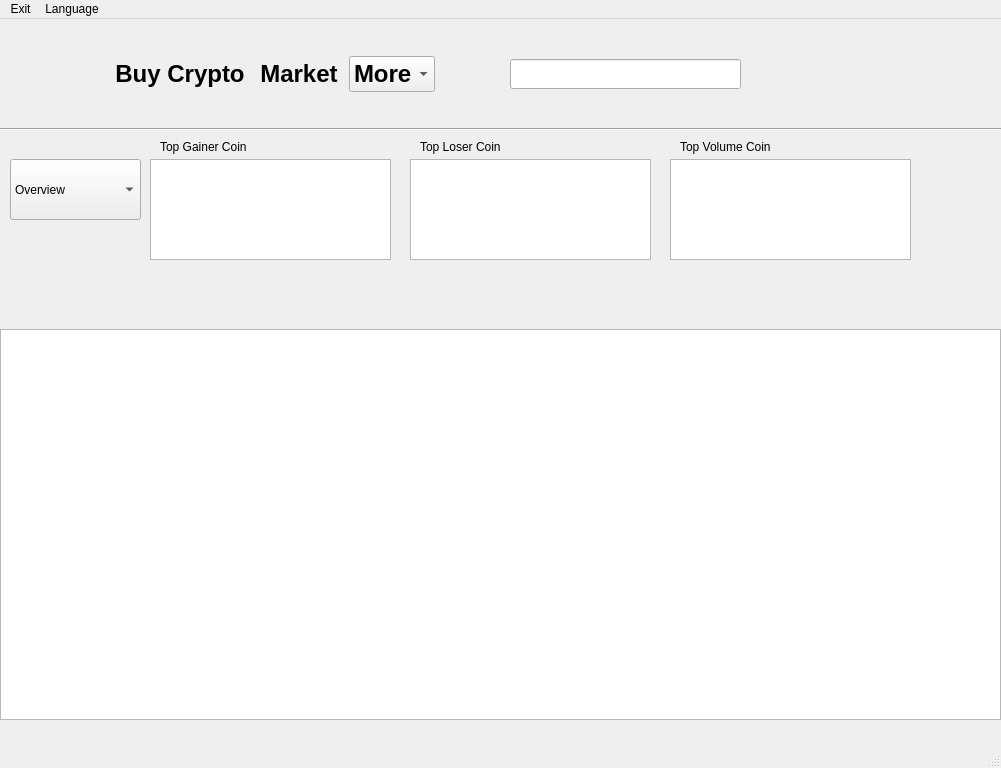
This is p2p_arbitration_app/mainwindow.ui in Boodeyman/p2p_arbitration as Qt 5 draws it before an edit. The edited form follows.
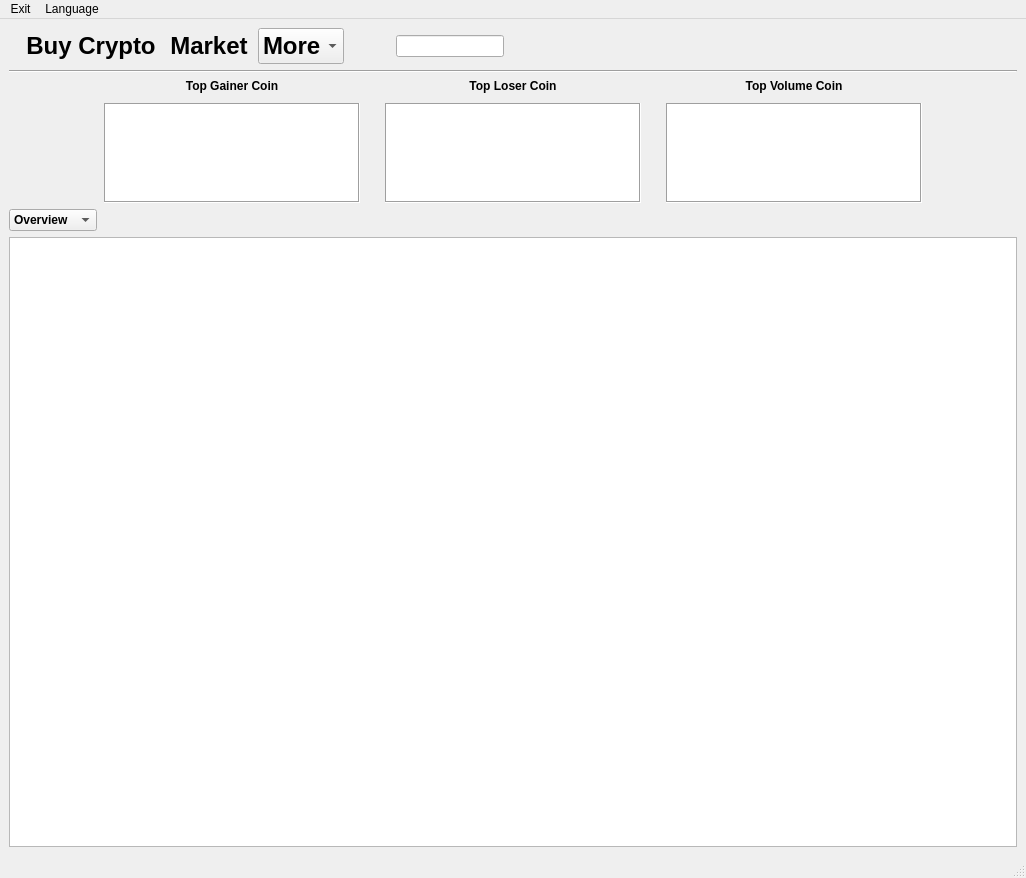
This is the edited form. Icons and pictures are not drawn.

Commit message: MainWindow full screen scalig added

The edit to the form file:
```diff
--- a/p2p_arbitration_app/mainwindow.ui
+++ b/p2p_arbitration_app/mainwindow.ui
@@ -6,8 +6,8 @@
    <rect>
     <x>0</x>
     <y>0</y>
-    <width>1001</width>
-    <height>768</height>
+    <width>1026</width>
+    <height>878</height>
    </rect>
   </property>
   <property name="sizePolicy">
@@ -42,56 +42,33 @@
    <enum>Qt::LeftToRight</enum>
   </property>
   <widget class="QWidget" name="centralwidget">
-   <widget class="QTableWidget" name="tableWidget">
-    <property name="geometry">
-     <rect>
-      <x>0</x>
-      <y>310</y>
-      <width>1001</width>
-      <height>391</height>
-     </rect>
-    </property>
-    <property name="sizePolicy">
-     <sizepolicy hsizetype="Fixed" vsizetype="Fixed">
-      <horstretch>0</horstretch>
-      <verstretch>0</verstretch>
-     </sizepolicy>
-    </property>
-    <property name="mouseTracking">
-     <bool>true</bool>
-    </property>
-    <property name="showGrid">
-     <bool>false</bool>
-    </property>
-    <property name="gridStyle">
-     <enum>Qt::NoPen</enum>
-    </property>
-    <attribute name="horizontalHeaderVisible">
-     <bool>true</bool>
-    </attribute>
-    <attribute name="horizontalHeaderCascadingSectionResizes">
-     <bool>false</bool>
-    </attribute>
-    <attribute name="horizontalHeaderHighlightSections">
-     <bool>false</bool>
-    </attribute>
-    <attribute name="verticalHeaderVisible">
-     <bool>true</bool>
-    </attribute>
-   </widget>
-   <widget class="QWidget" name="horizontalLayoutWidget">
-    <property name="geometry">
-     <rect>
-      <x>110</x>
-      <y>13</y>
-      <width>326</width>
-      <height>84</height>
-     </rect>
-    </property>
+   <layout class="QGridLayout" name="gridLayout_2">
+    <item row="0" column="0">
+     <layout class="QHBoxLayout" name="horizontalLayout_3">
+      <item>
     <layout class="QHBoxLayout" name="horizontalLayout">
      <property name="sizeConstraint">
       <enum>QLayout::SetDefaultConstraint</enum>
      </property>
+        <item>
+         <widget class="QLabel" name="label">
+          <property name="maximumSize">
+           <size>
+            <width>90</width>
+            <height>90</height>
+           </size>
+          </property>
+          <property name="text">
+           <string/>
+          </property>
+          <property name="pixmap">
+           <pixmap resource="resources.qrc">:/icons/icons/icon_of_app_1.png</pixmap>
+          </property>
+          <property name="scaledContents">
+           <bool>true</bool>
+          </property>
+         </widget>
+        </item>
      <item>
       <widget class="QPushButton" name="pushButton_2">
        <property name="sizePolicy">
@@ -180,46 +157,8 @@
        </item>
       </widget>
      </item>
-    </layout>
-   </widget>
-   <widget class="QPushButton" name="logoutButton">
-    <property name="geometry">
-     <rect>
-      <x>940</x>
-      <y>30</y>
-      <width>61</width>
-      <height>51</height>
-     </rect>
-    </property>
-    <property name="inputMethodHints">
-     <set>Qt::ImhNone</set>
-    </property>
-    <property name="text">
-     <string/>
-    </property>
-    <property name="icon">
-     <iconset resource="resources.qrc">
-      <normaloff>:/icons/icons/logout_1.png</normaloff>:/icons/icons/logout_1.png</iconset>
-    </property>
-    <property name="iconSize">
-     <size>
-      <width>30</width>
-      <height>30</height>
-     </size>
-    </property>
-    <property name="flat">
-     <bool>true</bool>
-    </property>
-   </widget>
+        <item>
    <widget class="QPushButton" name="hoverButton">
-    <property name="geometry">
-     <rect>
-      <x>450</x>
-      <y>30</y>
-      <width>51</width>
-      <height>51</height>
-     </rect>
-    </property>
     <property name="sizePolicy">
      <sizepolicy hsizetype="Preferred" vsizetype="Preferred">
       <horstretch>0</horstretch>
@@ -246,17 +185,11 @@
      <bool>true</bool>
     </property>
    </widget>
+        </item>
+        <item>
    <widget class="QLineEdit" name="lineEdit">
-    <property name="geometry">
-     <rect>
-      <x>510</x>
-      <y>40</y>
-      <width>231</width>
-      <height>30</height>
-     </rect>
-    </property>
     <property name="sizePolicy">
-     <sizepolicy hsizetype="Preferred" vsizetype="Preferred">
+           <sizepolicy hsizetype="Expanding" vsizetype="Fixed">
       <horstretch>0</horstretch>
       <verstretch>0</verstretch>
      </sizepolicy>
@@ -265,180 +198,384 @@
      <enum>Qt::LeftToRight</enum>
     </property>
    </widget>
-   <widget class="QLabel" name="label">
-    <property name="geometry">
-     <rect>
-      <x>10</x>
-      <y>10</y>
-      <width>90</width>
-      <height>90</height>
-     </rect>
-    </property>
+        </item>
+       </layout>
+      </item>
+      <item>
+       <spacer name="horizontalSpacer">
+        <property name="orientation">
+         <enum>Qt::Horizontal</enum>
+        </property>
+        <property name="sizeHint" stdset="0">
+         <size>
+          <width>40</width>
+          <height>20</height>
+         </size>
+        </property>
+       </spacer>
+      </item>
+      <item>
+       <layout class="QHBoxLayout" name="horizontalLayout_2">
+        <item>
+         <widget class="QPushButton" name="themeChange">
     <property name="text">
      <string/>
     </property>
-    <property name="pixmap">
-     <pixmap resource="resources.qrc">:/icons/icons/icon_of_app_1.png</pixmap>
-    </property>
-    <property name="scaledContents">
+          <property name="icon">
+           <iconset resource="resources.qrc">
+            <normaloff>:/icons/icons/dark.png</normaloff>:/icons/icons/dark.png</iconset>
+          </property>
+          <property name="iconSize">
+           <size>
+            <width>30</width>
+            <height>30</height>
+           </size>
+          </property>
+          <property name="flat">
      <bool>true</bool>
     </property>
    </widget>
+        </item>
+        <item>
+         <widget class="QPushButton" name="logoutButton">
+          <property name="inputMethodHints">
+           <set>Qt::ImhNone</set>
+          </property>
+          <property name="text">
+           <string/>
+          </property>
+          <property name="icon">
+           <iconset resource="resources.qrc">
+            <normaloff>:/icons/icons/logout_1.png</normaloff>:/icons/icons/logout_1.png</iconset>
+          </property>
+          <property name="iconSize">
+           <size>
+            <width>30</width>
+            <height>30</height>
+           </size>
+          </property>
+          <property name="flat">
+           <bool>true</bool>
+          </property>
+         </widget>
+        </item>
+       </layout>
+      </item>
+     </layout>
+    </item>
+    <item row="1" column="0">
    <widget class="Line" name="line">
-    <property name="geometry">
-     <rect>
-      <x>0</x>
-      <y>100</y>
-      <width>1001</width>
-      <height>20</height>
-     </rect>
-    </property>
     <property name="orientation">
      <enum>Qt::Horizontal</enum>
     </property>
    </widget>
-   <widget class="QComboBox" name="comboBox_2">
-    <property name="geometry">
-     <rect>
-      <x>10</x>
-      <y>140</y>
-      <width>131</width>
-      <height>61</height>
-     </rect>
-    </property>
-    <item>
-     <property name="text">
-      <string>Overview</string>
-     </property>
     </item>
-    <item>
-     <property name="text">
-      <string>Dynamics</string>
-     </property>
-    </item>
-   </widget>
-   <widget class="QTableWidget" name="topLosersWidget">
-    <property name="geometry">
-     <rect>
-      <x>410</x>
-      <y>140</y>
-      <width>241</width>
-      <height>101</height>
-     </rect>
-    </property>
-    <property name="showGrid">
-     <bool>false</bool>
-    </property>
-    <attribute name="horizontalHeaderVisible">
-     <bool>false</bool>
-    </attribute>
-    <attribute name="verticalHeaderVisible">
-     <bool>false</bool>
-    </attribute>
-   </widget>
-   <widget class="QTableWidget" name="topGainersWidget">
-    <property name="geometry">
-     <rect>
-      <x>150</x>
-      <y>140</y>
-      <width>241</width>
-      <height>101</height>
-     </rect>
-    </property>
-    <property name="showGrid">
-     <bool>false</bool>
-    </property>
-    <attribute name="horizontalHeaderVisible">
-     <bool>false</bool>
-    </attribute>
-    <attribute name="verticalHeaderVisible">
-     <bool>false</bool>
-    </attribute>
-   </widget>
-   <widget class="QTableWidget" name="topVolumeWidget">
-    <property name="geometry">
-     <rect>
-      <x>670</x>
-      <y>140</y>
-      <width>241</width>
-      <height>101</height>
-     </rect>
-    </property>
-    <property name="showGrid">
-     <bool>false</bool>
-    </property>
-    <attribute name="horizontalHeaderVisible">
-     <bool>false</bool>
-    </attribute>
-    <attribute name="verticalHeaderVisible">
-     <bool>false</bool>
-    </attribute>
-   </widget>
-   <widget class="QLabel" name="label_2">
-    <property name="geometry">
-     <rect>
-      <x>160</x>
-      <y>120</y>
-      <width>101</width>
-      <height>16</height>
-     </rect>
-    </property>
-    <property name="text">
-     <string>Top Gainer Coin</string>
-    </property>
-   </widget>
+    <item row="2" column="0">
+     <layout class="QGridLayout" name="gridLayout" rowstretch="0,0" columnstretch="0,0,0,0,0">
+      <property name="leftMargin">
+       <number>0</number>
+      </property>
+      <property name="topMargin">
+       <number>0</number>
+      </property>
+      <property name="horizontalSpacing">
+       <number>25</number>
+      </property>
+      <property name="verticalSpacing">
+       <number>10</number>
+      </property>
+      <item row="0" column="2">
    <widget class="QLabel" name="label_3">
-    <property name="geometry">
-     <rect>
-      <x>420</x>
-      <y>120</y>
-      <width>101</width>
-      <height>16</height>
-     </rect>
+        <property name="sizePolicy">
+         <sizepolicy hsizetype="Expanding" vsizetype="Preferred">
+          <horstretch>0</horstretch>
+          <verstretch>0</verstretch>
+         </sizepolicy>
+        </property>
+        <property name="font">
+         <font>
+          <bold>true</bold>
+         </font>
     </property>
     <property name="text">
      <string>Top Loser Coin</string>
     </property>
-   </widget>
+        <property name="alignment">
+         <set>Qt::AlignCenter</set>
+        </property>
+       </widget>
+      </item>
+      <item row="1" column="0">
+       <spacer name="horizontalSpacer_3">
+        <property name="orientation">
+         <enum>Qt::Horizontal</enum>
+        </property>
+        <property name="sizeHint" stdset="0">
+         <size>
+          <width>40</width>
+          <height>20</height>
+         </size>
+        </property>
+       </spacer>
+      </item>
+      <item row="0" column="1">
+       <widget class="QLabel" name="label_2">
+        <property name="sizePolicy">
+         <sizepolicy hsizetype="Expanding" vsizetype="Preferred">
+          <horstretch>0</horstretch>
+          <verstretch>0</verstretch>
+         </sizepolicy>
+        </property>
+        <property name="font">
+         <font>
+          <bold>true</bold>
+         </font>
+        </property>
+        <property name="layoutDirection">
+         <enum>Qt::LeftToRight</enum>
+        </property>
+        <property name="text">
+         <string>Top Gainer Coin</string>
+        </property>
+        <property name="alignment">
+         <set>Qt::AlignCenter</set>
+        </property>
+       </widget>
+      </item>
+      <item row="1" column="3">
+       <widget class="QTableWidget" name="topVolumeWidget">
+        <property name="sizePolicy">
+         <sizepolicy hsizetype="Expanding" vsizetype="Fixed">
+          <horstretch>0</horstretch>
+          <verstretch>0</verstretch>
+         </sizepolicy>
+        </property>
+        <property name="maximumSize">
+         <size>
+          <width>16777215</width>
+          <height>100</height>
+         </size>
+        </property>
+        <property name="frameShape">
+         <enum>QFrame::Box</enum>
+        </property>
+        <property name="showGrid">
+         <bool>false</bool>
+        </property>
+        <attribute name="horizontalHeaderVisible">
+         <bool>false</bool>
+        </attribute>
+        <attribute name="verticalHeaderVisible">
+         <bool>false</bool>
+        </attribute>
+       </widget>
+      </item>
+      <item row="0" column="3">
    <widget class="QLabel" name="label_4">
-    <property name="geometry">
-     <rect>
-      <x>680</x>
-      <y>120</y>
-      <width>101</width>
-      <height>16</height>
-     </rect>
+        <property name="sizePolicy">
+         <sizepolicy hsizetype="Expanding" vsizetype="Preferred">
+          <horstretch>0</horstretch>
+          <verstretch>0</verstretch>
+         </sizepolicy>
+        </property>
+        <property name="font">
+         <font>
+          <bold>true</bold>
+         </font>
     </property>
     <property name="text">
      <string>Top Volume Coin</string>
     </property>
-   </widget>
-   <widget class="QPushButton" name="themeChange">
-    <property name="geometry">
-     <rect>
-      <x>870</x>
-      <y>30</y>
-      <width>52</width>
-      <height>52</height>
-     </rect>
-    </property>
+        <property name="alignment">
+         <set>Qt::AlignCenter</set>
+        </property>
+       </widget>
+      </item>
+      <item row="1" column="2">
+       <widget class="QTableWidget" name="topLosersWidget">
+        <property name="sizePolicy">
+         <sizepolicy hsizetype="Expanding" vsizetype="Fixed">
+          <horstretch>0</horstretch>
+          <verstretch>0</verstretch>
+         </sizepolicy>
+        </property>
+        <property name="maximumSize">
+         <size>
+          <width>16777215</width>
+          <height>100</height>
+         </size>
+        </property>
+        <property name="frameShape">
+         <enum>QFrame::Box</enum>
+        </property>
+        <property name="showGrid">
+         <bool>false</bool>
+        </property>
+        <attribute name="horizontalHeaderVisible">
+         <bool>false</bool>
+        </attribute>
+        <attribute name="verticalHeaderVisible">
+         <bool>false</bool>
+        </attribute>
+       </widget>
+      </item>
+      <item row="1" column="1">
+       <widget class="QTableWidget" name="topGainersWidget">
+        <property name="sizePolicy">
+         <sizepolicy hsizetype="Expanding" vsizetype="Fixed">
+          <horstretch>0</horstretch>
+          <verstretch>0</verstretch>
+         </sizepolicy>
+        </property>
+        <property name="maximumSize">
+         <size>
+          <width>9999</width>
+          <height>100</height>
+         </size>
+        </property>
+        <property name="frameShape">
+         <enum>QFrame::Box</enum>
+        </property>
+        <property name="frameShadow">
+         <enum>QFrame::Sunken</enum>
+        </property>
+        <property name="lineWidth">
+         <number>1</number>
+        </property>
+        <property name="showGrid">
+         <bool>false</bool>
+        </property>
+        <attribute name="horizontalHeaderVisible">
+         <bool>false</bool>
+        </attribute>
+        <attribute name="verticalHeaderVisible">
+         <bool>false</bool>
+        </attribute>
+       </widget>
+      </item>
+      <item row="1" column="4">
+       <spacer name="horizontalSpacer_4">
+        <property name="orientation">
+         <enum>Qt::Horizontal</enum>
+        </property>
+        <property name="sizeHint" stdset="0">
+         <size>
+          <width>40</width>
+          <height>20</height>
+         </size>
+        </property>
+       </spacer>
+      </item>
+     </layout>
+    </item>
+    <item row="3" column="0">
+     <layout class="QHBoxLayout" name="horizontalLayout_7">
+      <item>
+       <widget class="QComboBox" name="comboBox_2">
+        <property name="sizePolicy">
+         <sizepolicy hsizetype="Fixed" vsizetype="Fixed">
+          <horstretch>0</horstretch>
+          <verstretch>0</verstretch>
+         </sizepolicy>
+        </property>
+        <property name="font">
+         <font>
+          <bold>true</bold>
+         </font>
+        </property>
+        <property name="frame">
+         <bool>true</bool>
+        </property>
+        <item>
     <property name="text">
-     <string/>
-    </property>
-    <property name="icon">
-     <iconset resource="resources.qrc">
-      <normaloff>:/icons/icons/dark.png</normaloff>:/icons/icons/dark.png</iconset>
-    </property>
-    <property name="iconSize">
+          <string>Overview</string>
+         </property>
+        </item>
+        <item>
+         <property name="text">
+          <string>Dynamics</string>
+         </property>
+        </item>
+       </widget>
+      </item>
+      <item>
+       <spacer name="horizontalSpacer_2">
+        <property name="orientation">
+         <enum>Qt::Horizontal</enum>
+        </property>
+        <property name="sizeHint" stdset="0">
      <size>
-      <width>30</width>
-      <height>30</height>
-     </size>
-    </property>
-    <property name="flat">
+          <width>40</width>
+          <height>20</height>
+         </size>
+        </property>
+       </spacer>
+      </item>
+     </layout>
+    </item>
+    <item row="4" column="0">
+     <layout class="QVBoxLayout" name="verticalLayout_2">
+      <property name="sizeConstraint">
+       <enum>QLayout::SetMinAndMaxSize</enum>
+      </property>
+      <item>
+       <widget class="QTableWidget" name="tableWidget">
+        <property name="sizePolicy">
+         <sizepolicy hsizetype="Expanding" vsizetype="Expanding">
+          <horstretch>0</horstretch>
+          <verstretch>0</verstretch>
+         </sizepolicy>
+        </property>
+        <property name="minimumSize">
+         <size>
+          <width>1000</width>
+          <height>436</height>
+         </size>
+        </property>
+        <property name="mouseTracking">
      <bool>true</bool>
     </property>
-   </widget>
+        <property name="showGrid">
+         <bool>false</bool>
+        </property>
+        <property name="gridStyle">
+         <enum>Qt::NoPen</enum>
+        </property>
+        <attribute name="horizontalHeaderVisible">
+         <bool>true</bool>
+        </attribute>
+        <attribute name="horizontalHeaderCascadingSectionResizes">
+         <bool>true</bool>
+        </attribute>
+        <attribute name="horizontalHeaderDefaultSectionSize">
+         <number>100</number>
+        </attribute>
+        <attribute name="horizontalHeaderHighlightSections">
+         <bool>true</bool>
+        </attribute>
+        <attribute name="horizontalHeaderShowSortIndicator" stdset="0">
+         <bool>true</bool>
+        </attribute>
+        <attribute name="horizontalHeaderStretchLastSection">
+         <bool>true</bool>
+        </attribute>
+        <attribute name="verticalHeaderVisible">
+         <bool>true</bool>
+        </attribute>
+        <attribute name="verticalHeaderCascadingSectionResizes">
+         <bool>true</bool>
+        </attribute>
+        <attribute name="verticalHeaderShowSortIndicator" stdset="0">
+         <bool>true</bool>
+        </attribute>
+        <attribute name="verticalHeaderStretchLastSection">
+         <bool>true</bool>
+        </attribute>
+       </widget>
+      </item>
+     </layout>
+    </item>
+   </layout>
   </widget>
   <widget class="QStatusBar" name="statusbar"/>
   <widget class="QMenuBar" name="menuBar">
@@ -446,7 +583,7 @@
     <rect>
      <x>0</x>
      <y>0</y>
-     <width>1001</width>
+     <width>1026</width>
      <height>37</height>
     </rect>
    </property>
```
Lines whose indentation alone changed are shown as unchanged. The commit also changes 3 other files.
